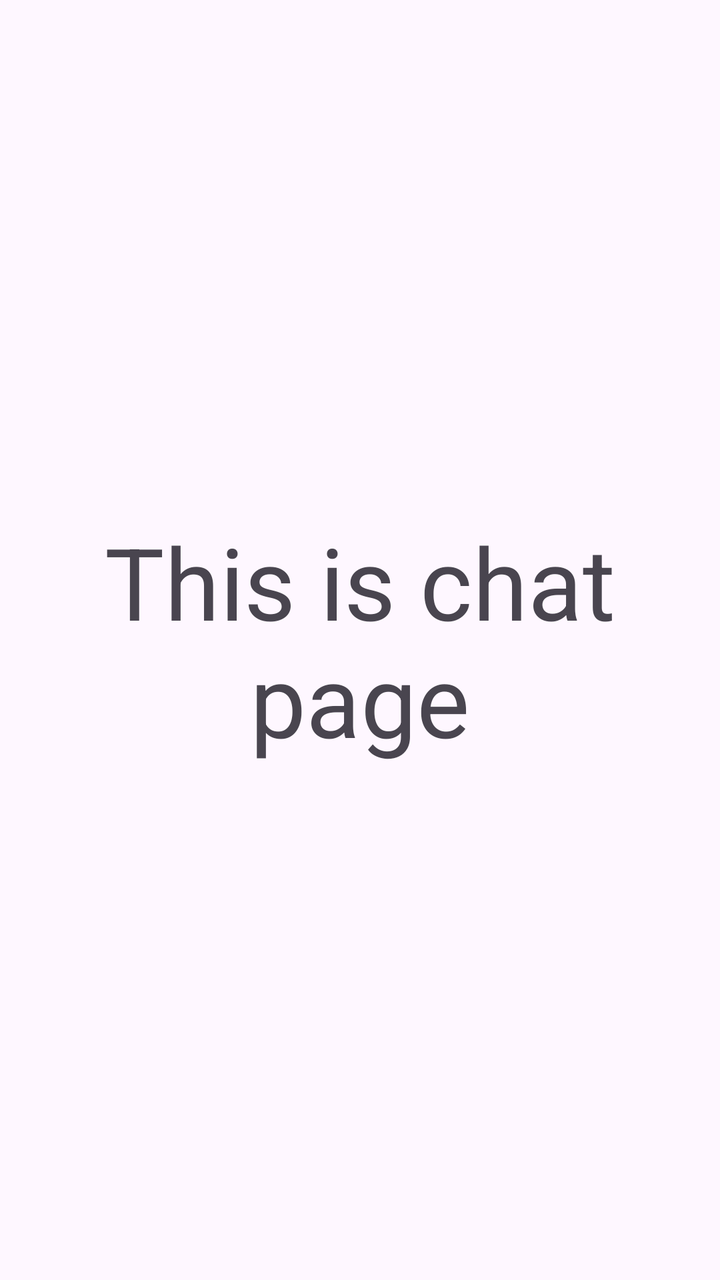
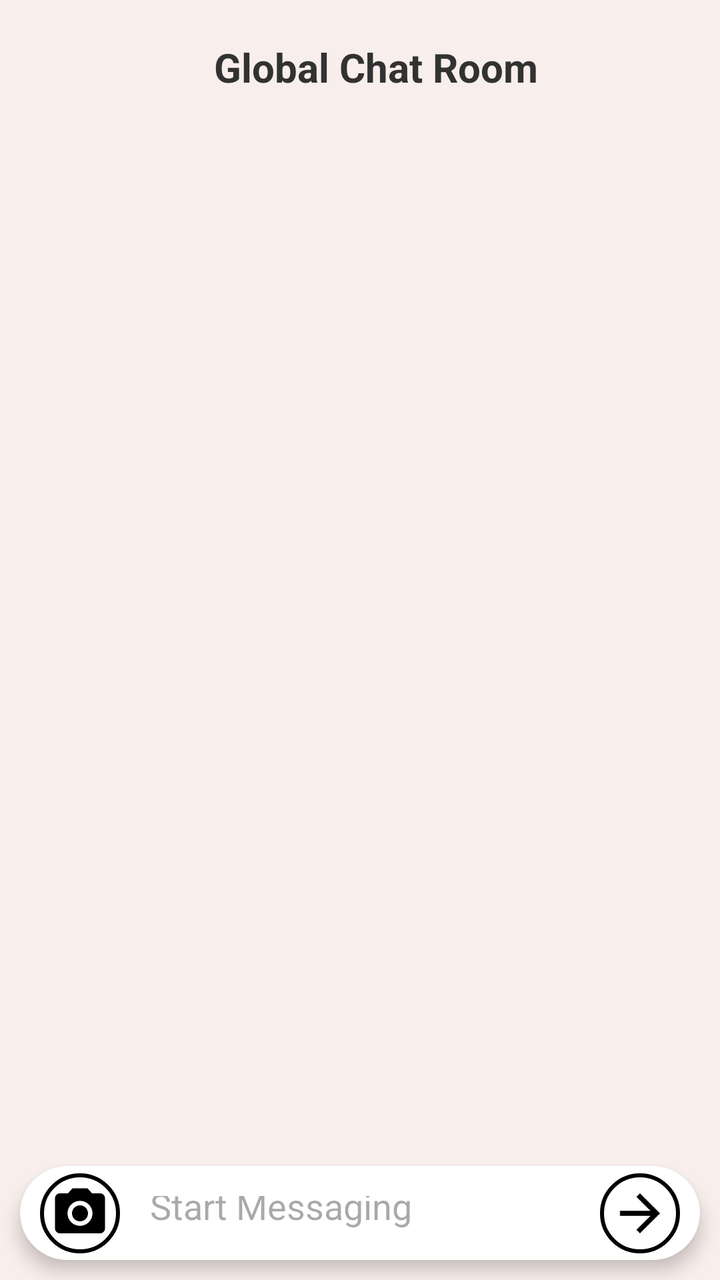

The first picture is an Android layout as it rendered before a commit; the second is the same layout after the commit. The layout source and the unified diff follow.
<!-- AndroidManifest.xml: application theme Theme.CurrencyConverter -->
<!-- res/layout/fragment_chat.xml -->
<?xml version="1.0" encoding="utf-8"?>
<FrameLayout xmlns:android="http://schemas.android.com/apk/res/android"
    xmlns:tools="http://schemas.android.com/tools"
    android:layout_width="match_parent"
    android:layout_height="match_parent"
    tools:context=".ChatFragment">

    
    <TextView
        android:layout_width="match_parent"
        android:layout_height="match_parent"
        android:gravity="center"
        android:text="This is chat page"
        android:textSize="50sp"/>

</FrameLayout>
<!-- resources referenced by this layout -->
<resources>
  <style name="Theme.CurrencyConverter" parent="Base.Theme.CurrencyConverter" />
  <style name="Base.Theme.CurrencyConverter" parent="Theme.Material3.DayNight.NoActionBar">
          
          
      </style>
</resources>

<!-- the commit's change to res/layout/fragment_chat.xml (unified diff, before → after) -->
@@ -1,16 +1,100 @@
 <?xml version="1.0" encoding="utf-8"?>
-<FrameLayout xmlns:android="http://schemas.android.com/apk/res/android"
+<androidx.constraintlayout.widget.ConstraintLayout xmlns:android="http://schemas.android.com/apk/res/android"
     xmlns:tools="http://schemas.android.com/tools"
     android:layout_width="match_parent"
     android:layout_height="match_parent"
-    tools:context=".ChatFragment">
+    xmlns:app="http://schemas.android.com/apk/res-auto"
+    tools:context=".ChatFragment"
+    android:background="#F8EEEC">
 
-    
-    <TextView
+
+    <androidx.appcompat.widget.Toolbar
+        android:id="@+id/toolbar"
         android:layout_width="match_parent"
-        android:layout_height="match_parent"
-        android:gravity="center"
-        android:text="This is chat page"
-        android:textSize="50sp"/>
+        android:layout_height="47dp"
+        android:layout_margin="10dp"
+        android:elevation="5dp"
+        app:layout_constraintEnd_toEndOf="parent"
+        app:layout_constraintStart_toStartOf="parent"
+        app:layout_constraintTop_toTopOf="parent" >
+        <LinearLayout
+            android:layout_width="match_parent"
+            android:layout_height="match_parent"
+            android:gravity="center">
+            <TextView
+                android:layout_width="wrap_content"
+                android:layout_height="wrap_content"
+                android:text="Global Chat Room"
+                android:textStyle="bold"
+                android:textSize="20sp"
+                android:textColor="#323232"/>
+        </LinearLayout>
+    </androidx.appcompat.widget.Toolbar>
 
-</FrameLayout>
+
+    <androidx.recyclerview.widget.RecyclerView
+        android:layout_width="match_parent"
+        android:layout_height="0dp"
+        android:clipToPadding="false"
+        android:paddingTop="10dp"
+        app:layout_constraintBottom_toTopOf="@+id/cardView"
+        app:layout_constraintEnd_toEndOf="parent"
+        app:layout_constraintStart_toStartOf="parent"
+        app:layout_constraintTop_toBottomOf="@+id/toolbar" />
+
+    <androidx.cardview.widget.CardView
+        android:id="@+id/cardView"
+        android:layout_width="match_parent"
+        android:layout_height="47dp"
+        android:layout_margin="10dp"
+        app:cardCornerRadius="30dp"
+        app:cardElevation="5dp"
+        app:layout_constraintBottom_toBottomOf="parent"
+        app:layout_constraintEnd_toEndOf="parent"
+        app:layout_constraintStart_toStartOf="parent">
+        <androidx.constraintlayout.widget.ConstraintLayout
+            android:layout_width="match_parent"
+            android:layout_height="match_parent">
+
+            <EditText
+                android:layout_width="0dp"
+                android:hint="Start Messaging"
+                android:padding="15dp"
+                android:background="@android:color/transparent"
+                android:layout_height="wrap_content"
+                app:layout_constraintBottom_toBottomOf="parent"
+                app:layout_constraintEnd_toStartOf="@+id/imageButton"
+                app:layout_constraintStart_toEndOf="@+id/imageView"
+                app:layout_constraintTop_toTopOf="parent" />
+
+            <ImageButton
+                android:id="@+id/imageView"
+                android:layout_width="40dp"
+                android:layout_height="40dp"
+                android:layout_marginStart="10dp"
+                android:scaleType="centerCrop"
+                android:padding="5dp"
+                android:src="@drawable/baseline_camera_alt_24"
+                android:background="@drawable/rounded_background"
+                app:layout_constraintBottom_toBottomOf="parent"
+                app:layout_constraintStart_toStartOf="parent"
+                app:layout_constraintTop_toTopOf="parent" />
+
+            <ImageButton
+                android:id="@+id/imageButton"
+                android:layout_width="40dp"
+                android:layout_height="40dp"
+                android:layout_marginEnd="10dp"
+                android:padding="5dp"
+                android:scaleType="centerCrop"
+                android:background="@drawable/rounded_background"
+                android:src="@drawable/outline_arrow_forward_24"
+                app:layout_constraintBottom_toBottomOf="parent"
+                app:layout_constraintEnd_toEndOf="parent"
+                app:layout_constraintTop_toTopOf="parent" />
+
+        </androidx.constraintlayout.widget.ConstraintLayout>
+    </androidx.cardview.widget.CardView>
+
+
+</androidx.constraintlayout.widget.ConstraintLayout>
<!-- resource entries referenced after the edit -->
@@ -1,5 +1,33 @@
 <!-- resources referenced by this layout -->
 <resources>
+  <!-- drawable baseline_camera_alt_24 (drawable) -->
+  <vector xmlns:android="http://schemas.android.com/apk/res/android" android:height="24dp" android:tint="#000000" android:viewportHeight="24" android:viewportWidth="24" android:width="24dp">
+        
+      <path android:fillColor="@android:color/white" android:pathData="M12,12m-3.2,0a3.2,3.2 0,1 1,6.4 0a3.2,3.2 0,1 1,-6.4 0"/>
+        
+      <path android:fillColor="@android:color/white" android:pathData="M9,2L7.17,4L4,4c-1.1,0 -2,0.9 -2,2v12c0,1.1 0.9,2 2,2h16c1.1,0 2,-0.9 2,-2L22,6c0,-1.1 -0.9,-2 -2,-2h-3.17L15,2L9,2zM12,17c-2.76,0 -5,-2.24 -5,-5s2.24,-5 5,-5 5,2.24 5,5 -2.24,5 -5,5z"/>
+      
+  </vector>
+  <!-- drawable outline_arrow_forward_24 (drawable) -->
+  <vector xmlns:android="http://schemas.android.com/apk/res/android" android:autoMirrored="true" android:height="24dp" android:tint="#000000" android:viewportHeight="960" android:viewportWidth="960" android:width="24dp">
+        
+      <path android:fillColor="@android:color/white" android:pathData="M647,520L160,520L160,440L647,440L423,216L480,160L800,480L480,800L423,744L647,520Z"/>
+      
+  </vector>
+  <!-- drawable rounded_background (drawable) -->
+  <?xml version="1.0" encoding="utf-8"?>
+  <shape xmlns:android="http://schemas.android.com/apk/res/android"
+      android:shape="rectangle">
+  
+      
+      <corners android:radius="300dp" />
+  
+      
+      <stroke
+          android:width="2dp"
+          android:color="#000000" />
+  
+  </shape>
   <style name="Theme.CurrencyConverter" parent="Base.Theme.CurrencyConverter" />
   <style name="Base.Theme.CurrencyConverter" parent="Theme.Material3.DayNight.NoActionBar">
           
